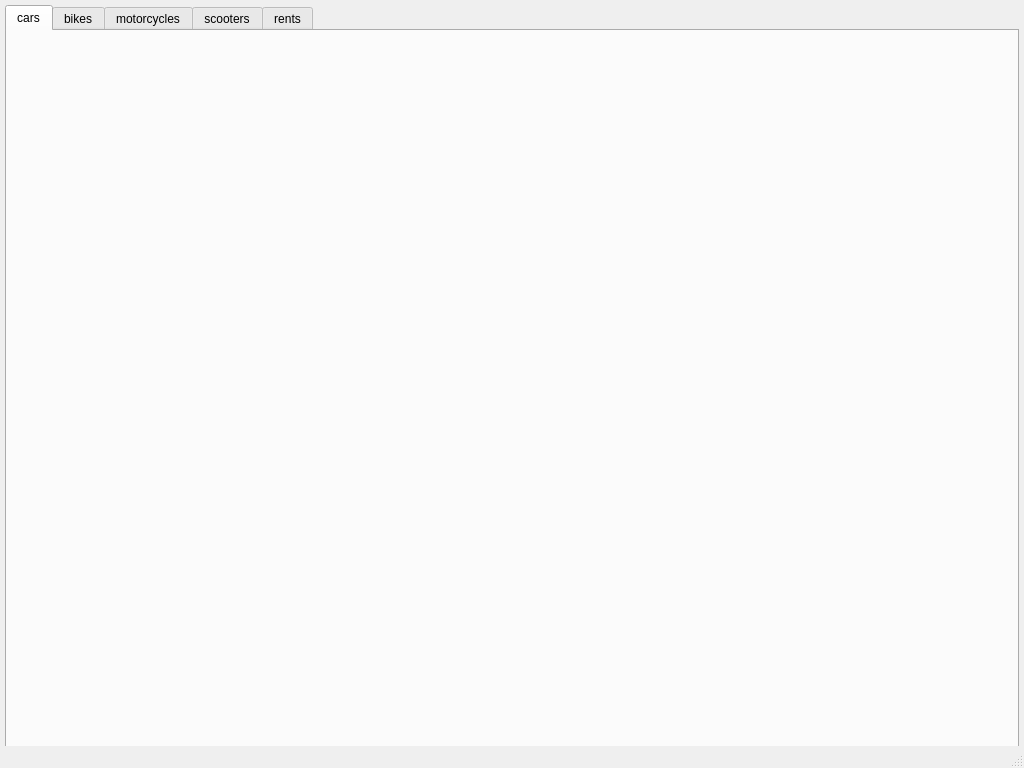
First picture: the form in Projekt/MainWindow.ui, repository SoczuKS/PPwC_Projekt, before the edit.
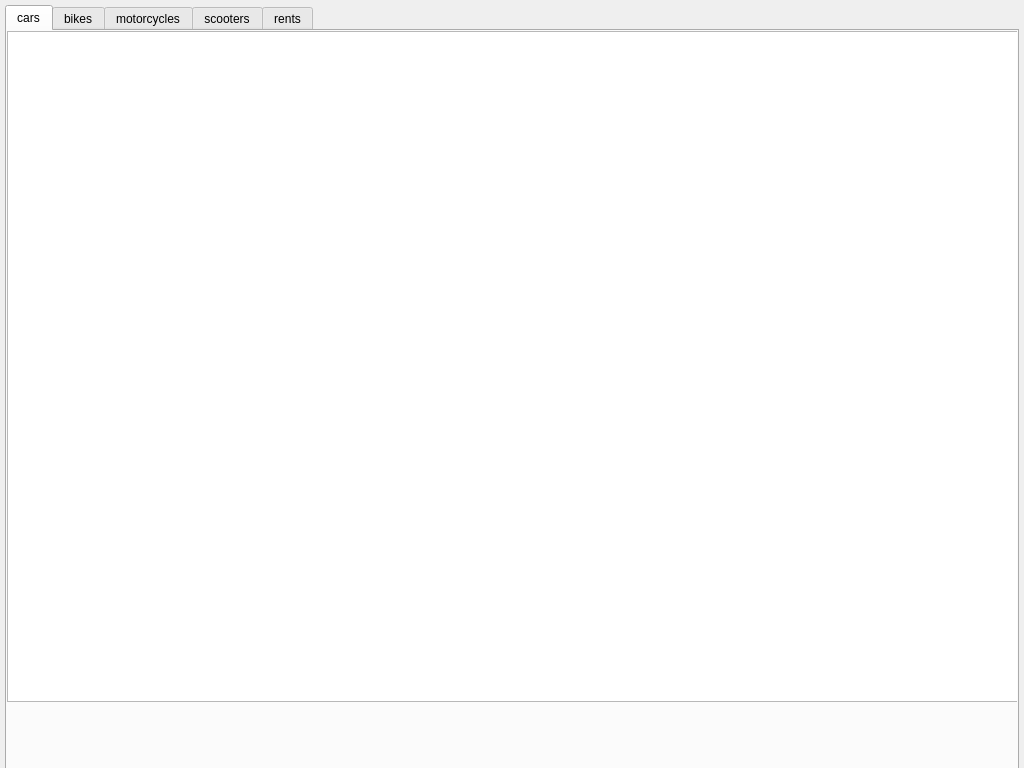
Second picture: the form after the edit.

```diff
--- a/Projekt/MainWindow.ui
+++ b/Projekt/MainWindow.ui
@@ -30,6 +30,25 @@
      <attribute name="title">
       <string>cars</string>
      </attribute>
+     <widget class="QTableWidget" name="carsTable">
+      <property name="geometry">
+       <rect>
+        <x>0</x>
+        <y>0</y>
+        <width>1011</width>
+        <height>671</height>
+       </rect>
+      </property>
+      <property name="sizeAdjustPolicy">
+       <enum>QAbstractScrollArea::AdjustToContents</enum>
+      </property>
+      <attribute name="horizontalHeaderVisible">
+       <bool>true</bool>
+      </attribute>
+      <attribute name="verticalHeaderVisible">
+       <bool>false</bool>
+      </attribute>
+     </widget>
     </widget>
     <widget class="QWidget" name="bikesTab">
      <attribute name="title">
@@ -53,17 +72,6 @@
     </widget>
    </widget>
   </widget>
-  <widget class="QMenuBar" name="menubar">
-   <property name="geometry">
-    <rect>
-     <x>0</x>
-     <y>0</y>
-     <width>1024</width>
-     <height>22</height>
-    </rect>
-   </property>
-  </widget>
-  <widget class="QStatusBar" name="statusbar"/>
  </widget>
  <resources/>
  <connections/>
```
Left out of the diff: 55 changed lines with no effect on the pictures.
